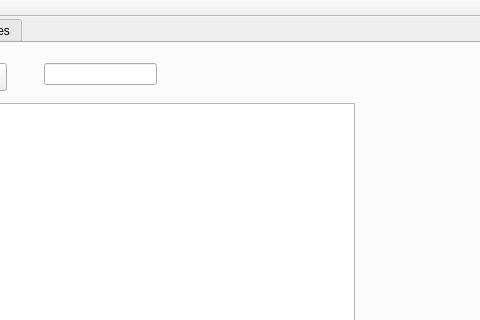
First picture: the form in mainwindow.ui, repository razanraddadi/smart_radio_2a38, before the edit; both pictures show x 408 to 888 and y 0 to 320 of the 1408 by 747 pixel window.
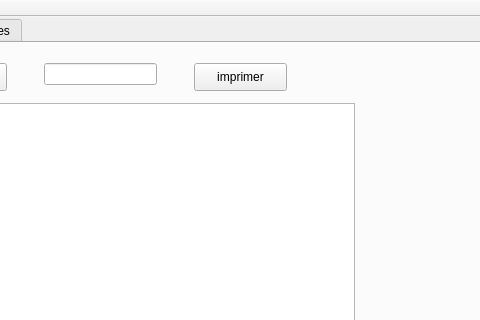
Second picture: the form after the edit.

```diff
--- a/mainwindow.ui
+++ b/mainwindow.ui
@@ -235,6 +235,19 @@
        </rect>
       </property>
      </widget>
+     <widget class="QPushButton" name="print">
+      <property name="geometry">
+       <rect>
+        <x>600</x>
+        <y>20</y>
+        <width>93</width>
+        <height>28</height>
+       </rect>
+      </property>
+      <property name="text">
+       <string>imprimer</string>
+      </property>
+     </widget>
     </widget>
     <widget class="QWidget" name="tab_3">
      <attribute name="title">
```
